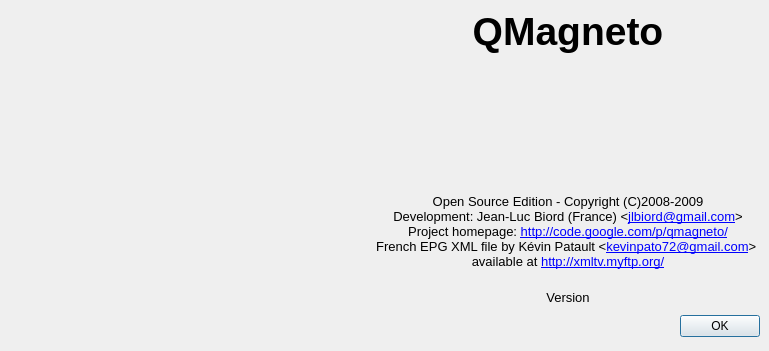
This is ui/about.ui in jlbrd/qmagneto as Qt 5 draws it before an edit. The edited form follows.
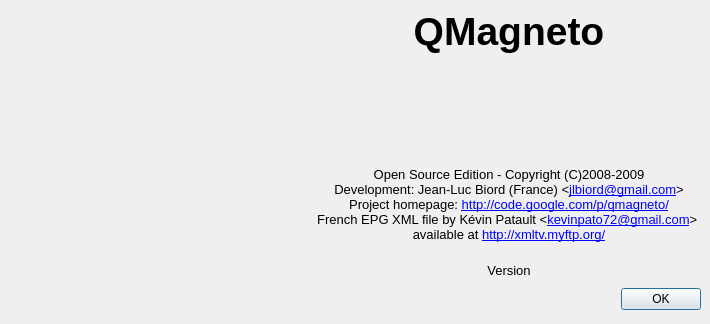
This is the edited form. Icons and pictures are not drawn.

Patch:
```diff
--- a/ui/about.ui
+++ b/ui/about.ui
@@ -5,8 +5,8 @@
    <rect>
     <x>0</x>
     <y>0</y>
-    <width>769</width>
-    <height>351</height>
+    <width>710</width>
+    <height>324</height>
    </rect>
   </property>
   <property name="windowTitle" >
```
